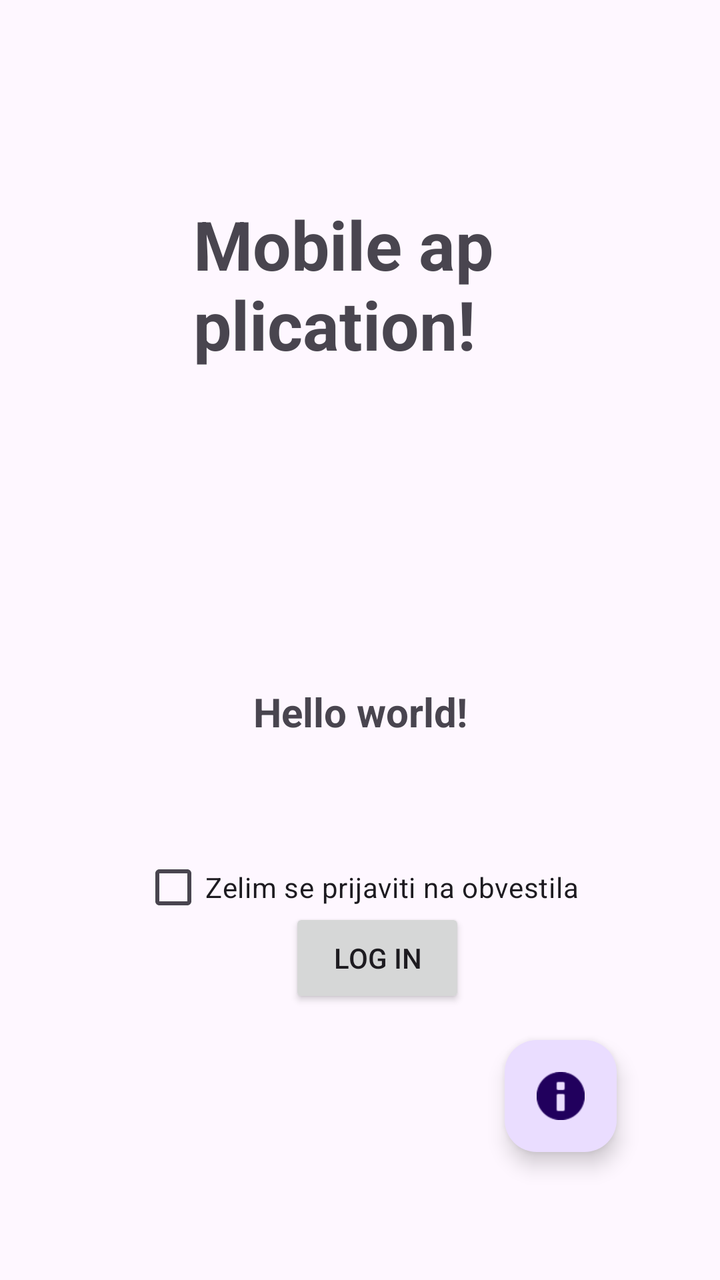
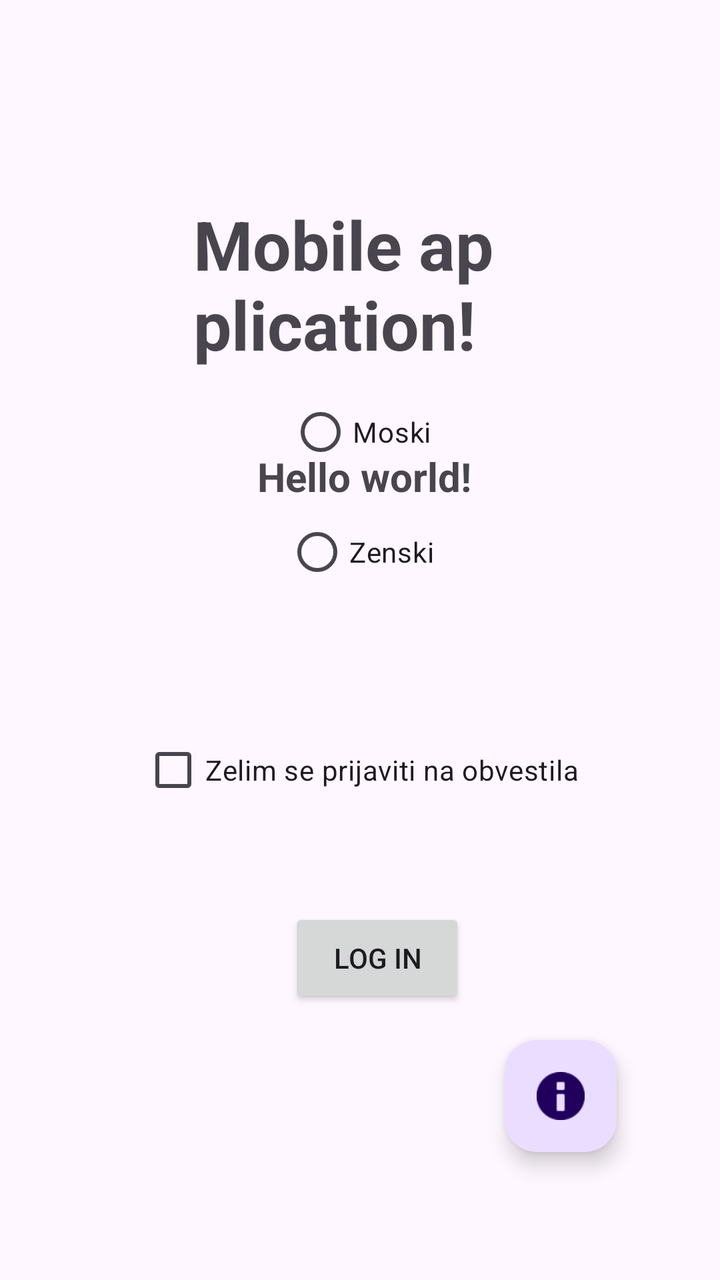

Two renders of the same Android screen: before a commit and after it. Below are the layout's source before the change and the commit's diff.
<!-- AndroidManifest.xml: application theme Theme.PrvaAplikacija -->
<!-- res/layout/activity_main.xml -->
<?xml version="1.0" encoding="utf-8"?>
<androidx.constraintlayout.widget.ConstraintLayout xmlns:android="http://schemas.android.com/apk/res/android"
    xmlns:app="http://schemas.android.com/apk/res-auto"
    xmlns:tools="http://schemas.android.com/tools"
    android:id="@+id/main"
    android:layout_width="match_parent"
    android:layout_height="match_parent"
    tools:context=".MainActivity">

    <TextView
        android:id="@+id/MobileApp"
        android:layout_width="500px"
        android:layout_height="wrap_content"
        android:text="@string/text_1"
        android:textSize="34sp"
        android:textStyle="bold"
        app:layout_constraintBottom_toBottomOf="parent"
        app:layout_constraintEnd_toEndOf="parent"
        app:layout_constraintStart_toStartOf="parent"
        app:layout_constraintTop_toTopOf="parent"
        app:layout_constraintVertical_bias="0.179" />

    <TextView
        android:id="@+id/HelloWorld"
        android:layout_width="wrap_content"
        android:layout_height="wrap_content"
        android:text="@string/text_2"
        android:textSize="20sp"
        android:textStyle="bold"
        app:layout_constraintBottom_toBottomOf="parent"
        app:layout_constraintEnd_toEndOf="parent"
        app:layout_constraintStart_toStartOf="parent"
        app:layout_constraintTop_toBottomOf="@+id/MobileApp"
        app:layout_constraintVertical_bias="0.368" />

    <Button
        android:id="@+id/button"
        android:layout_width="wrap_content"
        android:layout_height="150px"
        android:layout_marginBottom="136dp"
        android:text="@string/button_1"
        app:layout_constraintBottom_toBottomOf="parent"
        app:layout_constraintEnd_toEndOf="parent"
        app:layout_constraintHorizontal_bias="0.532"
        app:layout_constraintStart_toStartOf="parent" />

    <CheckBox
        android:id="@+id/checkBox"
        android:layout_width="wrap_content"
        android:layout_height="wrap_content"
        android:layout_marginTop="64dp"
        android:text="@string/ch_box_1"
        app:layout_constraintBottom_toTopOf="@+id/button"
        app:layout_constraintEnd_toEndOf="parent"
        app:layout_constraintStart_toStartOf="parent"
        app:layout_constraintTop_toBottomOf="@+id/HelloWorld" />

    <com.google.android.material.floatingactionbutton.FloatingActionButton
        android:id="@+id/floatingActionButton"
        android:layout_width="wrap_content"
        android:layout_height="wrap_content"
        android:layout_marginBottom="64dp"
        android:clickable="true"
        android:contentDescription="@string/flb_opis"
        app:layout_constraintBottom_toBottomOf="parent"
        app:layout_constraintEnd_toEndOf="parent"
        app:layout_constraintHorizontal_bias="0.83"
        app:layout_constraintStart_toStartOf="parent"
        app:srcCompat="@android:drawable/ic_dialog_info" />

</androidx.constraintlayout.widget.ConstraintLayout>
<!-- resources referenced by this layout -->
<resources>
  <string name="button_1">Log in</string>
  <string name="ch_box_1">Zelim se prijaviti na obvestila</string>
  <string name="flb_opis">Test</string>
  <string name="text_1">Mobile application!</string>
  <string name="text_2">Hello world!</string>
  <style name="Theme.PrvaAplikacija" parent="Base.Theme.PrvaAplikacija" />
  <style name="Base.Theme.PrvaAplikacija" parent="Theme.Material3.DayNight.NoActionBar">
          
          
      </style>
</resources>

<!-- the commit's change to res/layout/activity_main.xml (unified diff, before → after) -->
@@ -29,9 +29,10 @@
         android:textStyle="bold"
         app:layout_constraintBottom_toBottomOf="parent"
         app:layout_constraintEnd_toEndOf="parent"
+        app:layout_constraintHorizontal_bias="0.508"
         app:layout_constraintStart_toStartOf="parent"
         app:layout_constraintTop_toBottomOf="@+id/MobileApp"
-        app:layout_constraintVertical_bias="0.368" />
+        app:layout_constraintVertical_bias="0.093" />
 
     <Button
         android:id="@+id/button"
@@ -68,4 +69,24 @@
         app:layout_constraintStart_toStartOf="parent"
         app:srcCompat="@android:drawable/ic_dialog_info" />
 
+    <RadioButton
+        android:id="@+id/radioButton1"
+        android:layout_width="wrap_content"
+        android:layout_height="wrap_content"
+        android:layout_marginBottom="400dp"
+        android:text="@string/rb_1"
+        app:layout_constraintBottom_toBottomOf="parent"
+        app:layout_constraintEnd_toEndOf="parent"
+        app:layout_constraintStart_toStartOf="parent" />
+
+    <RadioButton
+        android:id="@+id/radioButton2"
+        android:layout_width="wrap_content"
+        android:layout_height="wrap_content"
+        android:layout_marginBottom="340dp"
+        android:text="@string/rb_2"
+        app:layout_constraintBottom_toBottomOf="parent"
+        app:layout_constraintEnd_toEndOf="parent"
+        app:layout_constraintStart_toStartOf="parent" />
+
 </androidx.constraintlayout.widget.ConstraintLayout>
<!-- resource entries referenced after the edit -->
@@ -3,6 +3,8 @@
   <string name="button_1">Log in</string>
   <string name="ch_box_1">Zelim se prijaviti na obvestila</string>
   <string name="flb_opis">Test</string>
+  <string name="rb_1">Moski</string>
+  <string name="rb_2">Zenski</string>
   <string name="text_1">Mobile application!</string>
   <string name="text_2">Hello world!</string>
   <style name="Theme.PrvaAplikacija" parent="Base.Theme.PrvaAplikacija" />
